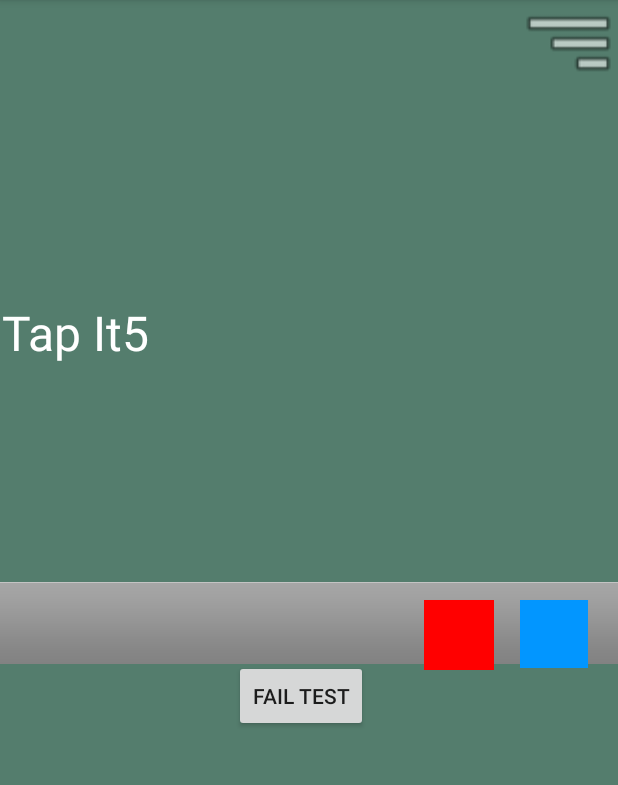
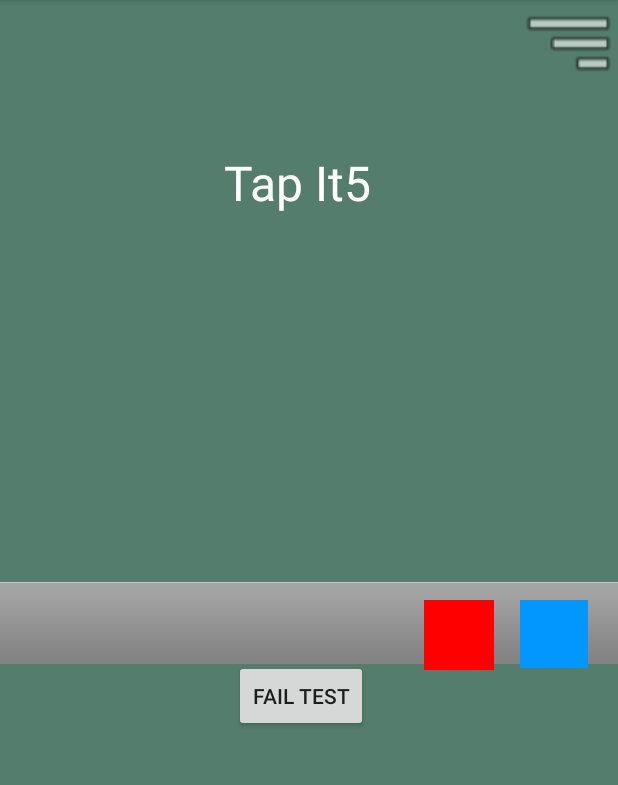
Before and after one commit to vrba8650/488App, an Android app: the screen it shows after launch (play_screen), after a tap on "CLICK TO START", on a phone screen of 412 x 824 dp, the part 84-869 px from its top. Run offline under Robolectric (Android 15) with nearby library versions, the phone set to English and light mode, and no system bars; 1 statement that could not run was skipped.

Commit message:
messed with score

```diff
--- a/app/src/main/java/com/example/tapsquare/MainActivity.java
+++ b/app/src/main/java/com/example/tapsquare/MainActivity.java
@@ -23,12 +23,15 @@ public class MainActivity extends AppCompatActivity {
         super.onCreate(savedInstanceState);
         setContentView(R.layout.activity_main);
 
+        BufferedReader reader;
+
         //import the score
         try {
-            Scanner input = new Scanner(new File("score.txt"));
-            int score = input.nextInt();
+            reader = new BufferedReader(new FileReader("score.txt"));
+            String input = reader.readLine();
 
             score classScore = new score();
+            int score=Integer.parseInt(input);
             classScore.setScore(score);
 
 
--- a/app/src/main/java/com/example/tapsquare/play_screen.java
+++ b/app/src/main/java/com/example/tapsquare/play_screen.java
@@ -79,6 +79,8 @@ public class play_screen extends AppCompatActivity {
         redSquareLeftBound=redSquare.getLeft();
 
         //set the score
+        score score = new score();
+        successorfail.setText("Score: "+score.getScore());
 
         //start timer
         timer.schedule(new TimerTask() {
--- a/app/src/main/res/layout/activity_play_screen.xml
+++ b/app/src/main/res/layout/activity_play_screen.xml
@@ -13,9 +13,10 @@
         android:layout_height="wrap_content"
         android:layout_alignParentEnd="true"
         android:layout_alignParentRight="true"
-        android:layout_marginTop="200dp"
-        android:layout_marginEnd="312dp"
-        android:layout_marginRight="312dp"
+        android:layout_centerHorizontal="true"
+        android:layout_marginTop="100dp"
+        android:layout_marginEnd="164dp"
+        android:layout_marginRight="164dp"
         android:text="Tap It5"
         android:textColor="#FFFFFFFF"
         android:textSize="32dp" />
```
